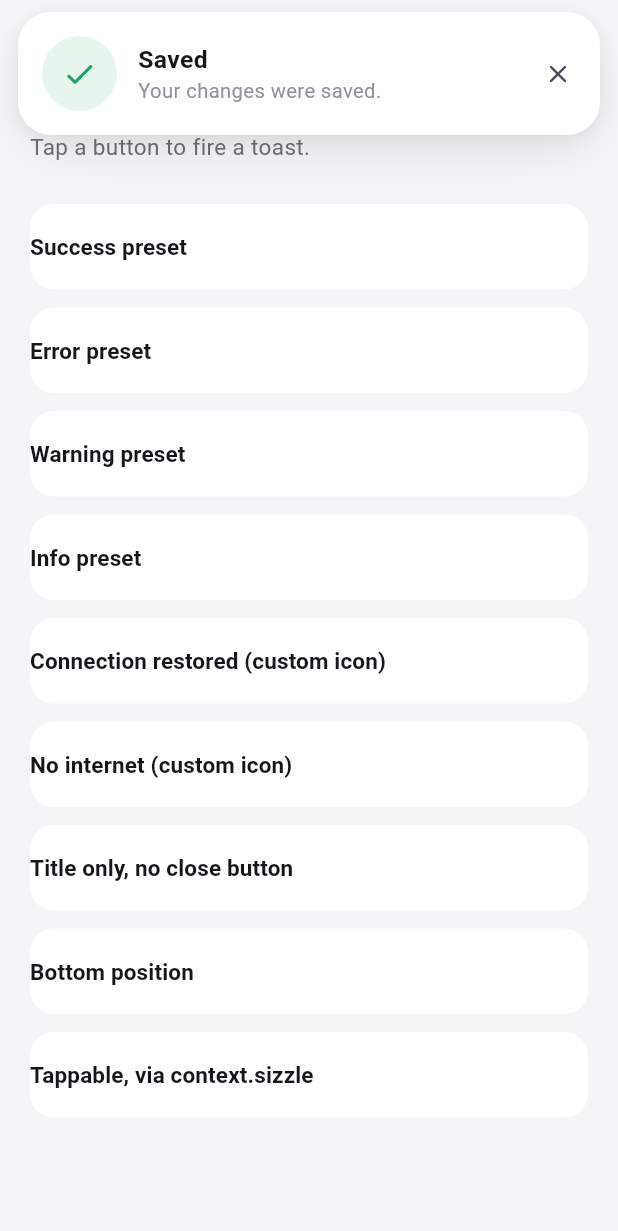
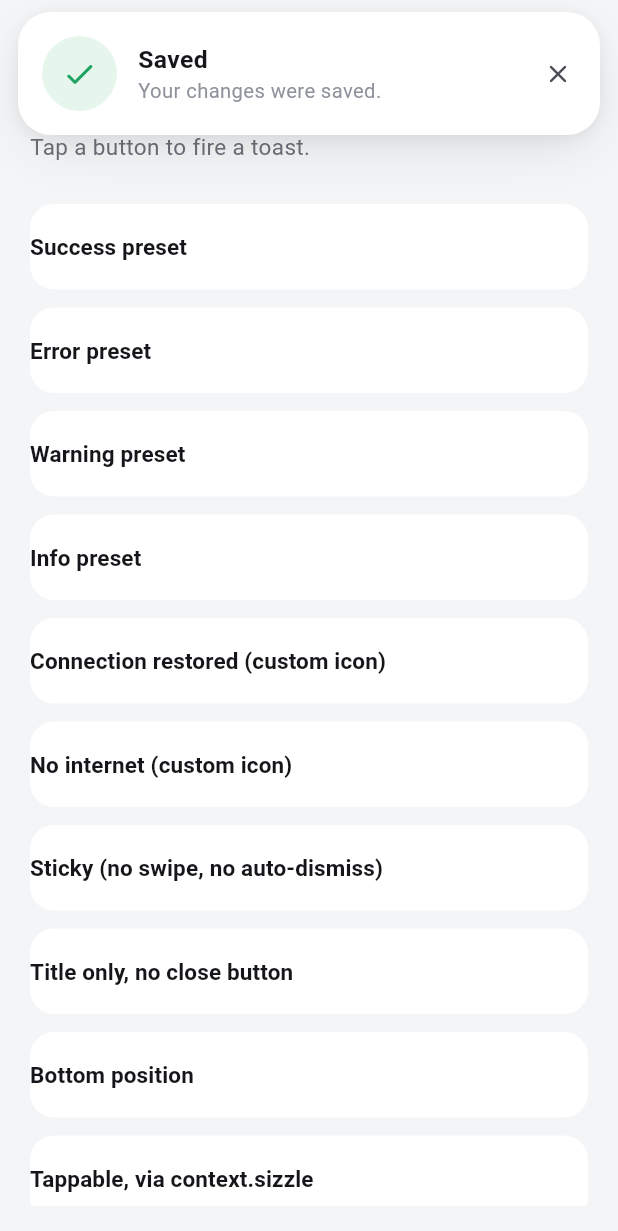
Before and after one commit to sixtusagbo/sizzle, a Flutter app: the screen it shows after launch, after a tap on "Success preset", on a phone screen of 412 x 824 dp. Shown: the top 1231 px of the screen. Run offline on Flutter 3.47's test engine with Material 3 defaults, Android fonts, the phone set to English and light mode, and no system bars.

Commit message:
Add swipe-to-dismiss

```diff
--- a/example/lib/main.dart
+++ b/example/lib/main.dart
@@ -78,6 +78,17 @@ class HomePage extends StatelessWidget {
         title: 'No Internet Connection',
         message: 'Please check your connection and try again.',
         icon: Icons.wifi_off_rounded,
+      ),
+    ),
+    Demo(
+      'Sticky (no swipe, no auto-dismiss)',
+      (c) => Sizzle.show(
+        c,
+        type: SizzleType.warning,
+        title: 'Action required',
+        message: 'Use the close button to dismiss this one.',
+        swipeToDismiss: false,
+        duration: Duration.zero,
       ),
     ),
     Demo(
--- a/lib/src/sizzle.dart
+++ b/lib/src/sizzle.dart
@@ -40,6 +40,8 @@ class Sizzle {
   /// - [icon] overrides the type's default glyph.
   /// - [onTap] fires when the body is tapped; the toast then dismisses.
   /// - [showCloseButton] toggles the trailing close button.
+  /// - [swipeToDismiss] lets the user flick the toast away horizontally.
+  ///   Defaults to true.
   static void show(
     BuildContext context, {
     required String title,
@@ -50,6 +52,7 @@ class Sizzle {
     IconData? icon,
     VoidCallback? onTap,
     bool showCloseButton = true,
+    bool swipeToDismiss = true,
   }) {
     final overlay = Overlay.of(context, rootOverlay: true);
     _removeCurrent();
@@ -81,6 +84,7 @@ class Sizzle {
                   duration: duration,
                   position: position,
                   showCloseButton: showCloseButton,
+                  swipeToDismiss: swipeToDismiss,
                   onTap: onTap,
                   onDismissed: () {
                     if (identical(_current, entry)) {
--- a/lib/src/sizzle_context.dart
+++ b/lib/src/sizzle_context.dart
@@ -25,6 +25,7 @@ extension SizzleX on BuildContext {
     IconData? icon,
     VoidCallback? onTap,
     bool showCloseButton = true,
+    bool swipeToDismiss = true,
   }) {
     Sizzle.show(
       this,
@@ -36,6 +37,7 @@ extension SizzleX on BuildContext {
       icon: icon,
       onTap: onTap,
       showCloseButton: showCloseButton,
+      swipeToDismiss: swipeToDismiss,
     );
   }
 }
--- a/lib/src/widgets/sizzle_toast.dart
+++ b/lib/src/widgets/sizzle_toast.dart
@@ -10,7 +10,8 @@ import 'sizzle_card.dart';
 ///
 /// It slides and fades in from the toast's [position], holds for [duration],
 /// then reverses and calls [onDismissed] so the overlay entry can be removed.
-/// The close button and (optional) body tap dismiss it early.
+/// The close button, an optional body tap, and a horizontal swipe (when
+/// [swipeToDismiss] is set) dismiss it early.
 class SizzleToast extends StatefulWidget {
   const SizzleToast({
     super.key,
@@ -20,6 +21,7 @@ class SizzleToast extends StatefulWidget {
     required this.duration,
     required this.position,
     required this.showCloseButton,
+    required this.swipeToDismiss,
     required this.onDismissed,
     this.message,
     this.onTap,
@@ -43,6 +45,9 @@ class SizzleToast extends StatefulWidget {
 
   /// Whether the close button is shown.
   final bool showCloseButton;
+
+  /// Whether a horizontal swipe flings the toast away.
+  final bool swipeToDismiss;
 
   /// Called once the exit animation completes; removes the overlay entry.
   final VoidCallback onDismissed;
@@ -96,6 +101,14 @@ class _SizzleToastState extends State<SizzleToast>
     _dismiss();
   }
 
+  // The swipe already animates the card off-screen, so skip the reverse and
+  // just drop the overlay entry.
+  void _handleSwipe() {
+    _dismissing = true;
+    _timer?.cancel();
+    widget.onDismissed();
+  }
+
   @override
   void dispose() {
     _timer?.cancel();
@@ -118,7 +131,8 @@ class _SizzleToastState extends State<SizzleToast>
         opacity: _animation,
         child: Material(
           color: Colors.transparent,
-          child: GestureDetector(
+          child: _wrapSwipe(
+            GestureDetector(
               onTap: widget.onTap == null ? null : _handleTap,
               child: SizzleCard(
                 style: widget.style,
@@ -131,6 +145,18 @@ class _SizzleToastState extends State<SizzleToast>
             ),
           ),
         ),
+      ),
+    );
+  }
+
+  Widget _wrapSwipe(Widget child) {
+    if (!widget.swipeToDismiss) return child;
+    return Dismissible(
+      key: const ValueKey('sizzle-toast'),
+      direction: DismissDirection.horizontal,
+      resizeDuration: null,
+      onDismissed: (_) => _handleSwipe(),
+      child: child,
     );
   }
 }
```
Also changed, not shown: 2 other files. Lines whose indentation alone changed are shown as unchanged.
